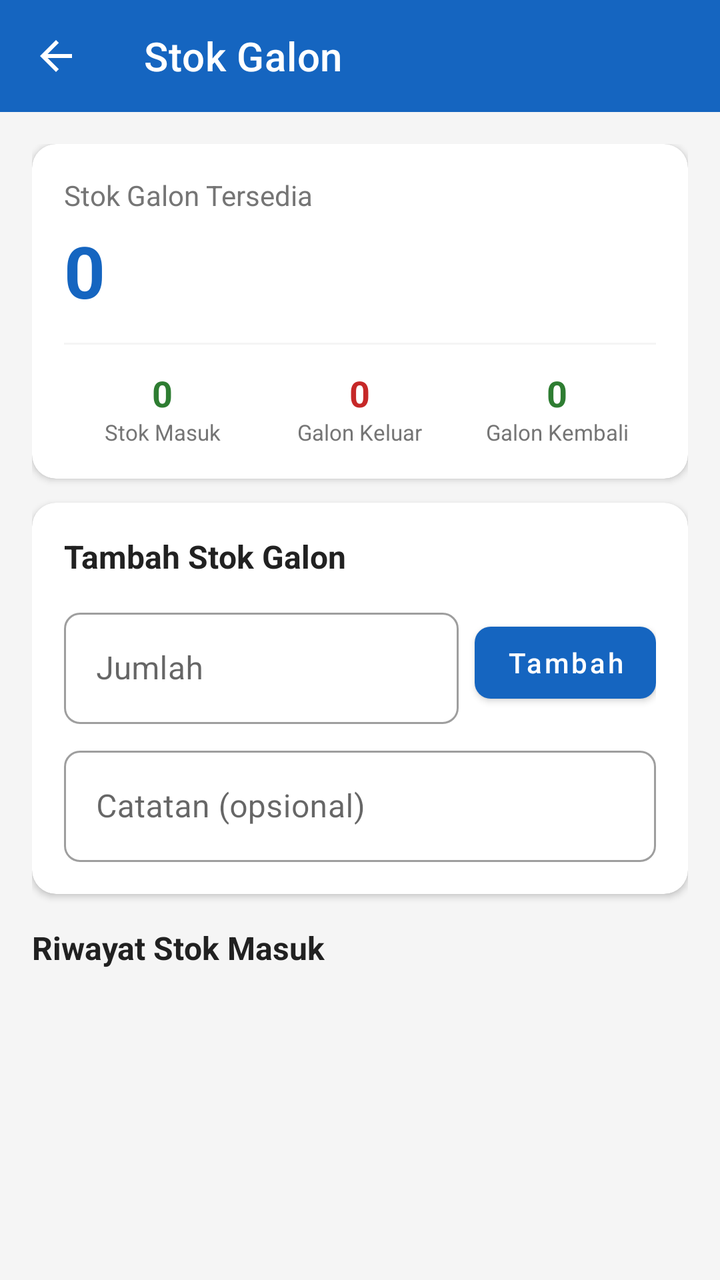
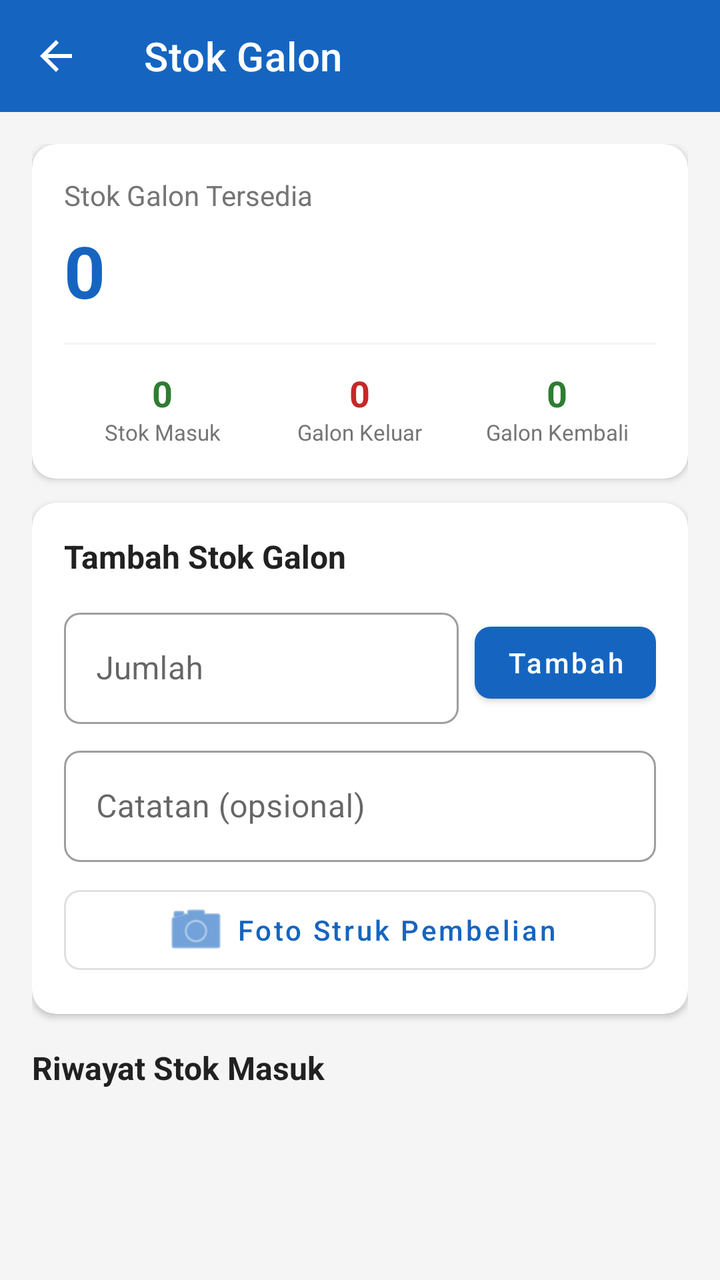

Before-and-after screenshots of an Android layout around one commit, followed by the original layout XML and the change that was made.
<!-- AndroidManifest.xml: application theme Theme.DAMIUPOS -->
<!-- res/layout/activity_galon_stock.xml -->
<?xml version="1.0" encoding="utf-8"?>
<LinearLayout
    xmlns:android="http://schemas.android.com/apk/res/android"
    xmlns:app="http://schemas.android.com/apk/res-auto"
    android:layout_width="match_parent"
    android:layout_height="match_parent"
    android:orientation="vertical"
    android:background="@color/grey_light">

    <com.google.android.material.appbar.AppBarLayout
        android:layout_width="match_parent"
        android:layout_height="wrap_content">

        <androidx.appcompat.widget.Toolbar
            android:id="@+id/toolbar"
            android:layout_width="match_parent"
            android:layout_height="?attr/actionBarSize"
            android:background="@color/primary"
            android:titleTextColor="@color/white"
            app:navigationIcon="@drawable/ic_arrow_back"
            app:title="Stok Galon" />
    </com.google.android.material.appbar.AppBarLayout>

    <ScrollView
        android:layout_width="match_parent"
        android:layout_height="match_parent">

        <LinearLayout
            android:layout_width="match_parent"
            android:layout_height="wrap_content"
            android:orientation="vertical"
            android:padding="16dp">

            
            <com.google.android.material.card.MaterialCardView
                android:layout_width="match_parent"
                android:layout_height="wrap_content"
                app:cardCornerRadius="12dp"
                app:cardElevation="2dp">

                <LinearLayout
                    android:layout_width="match_parent"
                    android:layout_height="wrap_content"
                    android:orientation="vertical"
                    android:padding="16dp">

                    <TextView
                        android:layout_width="wrap_content"
                        android:layout_height="wrap_content"
                        android:text="Stok Galon Tersedia"
                        android:textColor="@color/text_secondary"
                        android:textSize="14sp" />

                    <TextView
                        android:id="@+id/tvStokTersedia"
                        android:layout_width="wrap_content"
                        android:layout_height="wrap_content"
                        android:layout_marginTop="4dp"
                        android:text="0"
                        android:textColor="@color/primary"
                        android:textSize="36sp"
                        android:textStyle="bold" />

                    <View
                        android:layout_width="match_parent"
                        android:layout_height="1dp"
                        android:layout_marginTop="12dp"
                        android:layout_marginBottom="12dp"
                        android:background="@color/grey_light" />

                    <LinearLayout
                        android:layout_width="match_parent"
                        android:layout_height="wrap_content"
                        android:orientation="horizontal"
                        android:weightSum="3">

                        <LinearLayout
                            android:layout_width="0dp"
                            android:layout_height="wrap_content"
                            android:layout_weight="1"
                            android:gravity="center"
                            android:orientation="vertical">

                            <TextView
                                android:id="@+id/tvStokMasuk"
                                android:layout_width="wrap_content"
                                android:layout_height="wrap_content"
                                android:text="0"
                                android:textColor="@color/green"
                                android:textSize="18sp"
                                android:textStyle="bold" />

                            <TextView
                                android:layout_width="wrap_content"
                                android:layout_height="wrap_content"
                                android:text="Stok Masuk"
                                android:textColor="@color/text_secondary"
                                android:textSize="11sp" />
                        </LinearLayout>

                        <LinearLayout
                            android:layout_width="0dp"
                            android:layout_height="wrap_content"
                            android:layout_weight="1"
                            android:gravity="center"
                            android:orientation="vertical">

                            <TextView
                                android:id="@+id/tvGalonKeluar"
                                android:layout_width="wrap_content"
                                android:layout_height="wrap_content"
                                android:text="0"
                                android:textColor="@color/red"
                                android:textSize="18sp"
                                android:textStyle="bold" />

                            <TextView
                                android:layout_width="wrap_content"
                                android:layout_height="wrap_content"
                                android:text="Galon Keluar"
                                android:textColor="@color/text_secondary"
                                android:textSize="11sp" />
                        </LinearLayout>

                        <LinearLayout
                            android:layout_width="0dp"
                            android:layout_height="wrap_content"
                            android:layout_weight="1"
                            android:gravity="center"
                            android:orientation="vertical">

                            <TextView
                                android:id="@+id/tvGalonKembali"
                                android:layout_width="wrap_content"
                                android:layout_height="wrap_content"
                                android:text="0"
                                android:textColor="@color/green"
                                android:textSize="18sp"
                                android:textStyle="bold" />

                            <TextView
                                android:layout_width="wrap_content"
                                android:layout_height="wrap_content"
                                android:text="Galon Kembali"
                                android:textColor="@color/text_secondary"
                                android:textSize="11sp" />
                        </LinearLayout>
                    </LinearLayout>
                </LinearLayout>
            </com.google.android.material.card.MaterialCardView>

            
            <com.google.android.material.card.MaterialCardView
                android:layout_width="match_parent"
                android:layout_height="wrap_content"
                android:layout_marginTop="12dp"
                app:cardCornerRadius="12dp"
                app:cardElevation="2dp">

                <LinearLayout
                    android:layout_width="match_parent"
                    android:layout_height="wrap_content"
                    android:orientation="vertical"
                    android:padding="16dp">

                    <TextView
                        android:layout_width="wrap_content"
                        android:layout_height="wrap_content"
                        android:text="Tambah Stok Galon"
                        android:textColor="@color/text_primary"
                        android:textSize="16sp"
                        android:textStyle="bold" />

                    <LinearLayout
                        android:layout_width="match_parent"
                        android:layout_height="wrap_content"
                        android:layout_marginTop="12dp"
                        android:orientation="horizontal"
                        android:gravity="center_vertical">

                        <com.google.android.material.textfield.TextInputLayout
                            android:layout_width="0dp"
                            android:layout_height="wrap_content"
                            android:layout_weight="1"
                            style="@style/Widget.MaterialComponents.TextInputLayout.OutlinedBox"
                            android:hint="Jumlah"
                            app:boxCornerRadiusBottomEnd="8dp"
                            app:boxCornerRadiusBottomStart="8dp"
                            app:boxCornerRadiusTopEnd="8dp"
                            app:boxCornerRadiusTopStart="8dp">

                            <com.google.android.material.textfield.TextInputEditText
                                android:id="@+id/etJumlahStok"
                                android:layout_width="match_parent"
                                android:layout_height="wrap_content"
                                android:inputType="number" />
                        </com.google.android.material.textfield.TextInputLayout>

                        <com.google.android.material.button.MaterialButton
                            android:id="@+id/btnTambahStok"
                            android:layout_width="wrap_content"
                            android:layout_height="wrap_content"
                            android:layout_marginStart="8dp"
                            android:text="Tambah"
                            android:textAllCaps="false"
                            app:cornerRadius="8dp" />
                    </LinearLayout>

                    <com.google.android.material.textfield.TextInputLayout
                        android:layout_width="match_parent"
                        android:layout_height="wrap_content"
                        android:layout_marginTop="8dp"
                        style="@style/Widget.MaterialComponents.TextInputLayout.OutlinedBox"
                        android:hint="Catatan (opsional)"
                        app:boxCornerRadiusBottomEnd="8dp"
                        app:boxCornerRadiusBottomStart="8dp"
                        app:boxCornerRadiusTopEnd="8dp"
                        app:boxCornerRadiusTopStart="8dp">

                        <com.google.android.material.textfield.TextInputEditText
                            android:id="@+id/etCatatanStok"
                            android:layout_width="match_parent"
                            android:layout_height="wrap_content"
                            android:inputType="text" />
                    </com.google.android.material.textfield.TextInputLayout>
                </LinearLayout>
            </com.google.android.material.card.MaterialCardView>

            
            <TextView
                android:layout_width="wrap_content"
                android:layout_height="wrap_content"
                android:layout_marginTop="16dp"
                android:text="Riwayat Stok Masuk"
                android:textColor="@color/text_primary"
                android:textSize="16sp"
                android:textStyle="bold" />

            <androidx.recyclerview.widget.RecyclerView
                android:id="@+id/rvStockHistory"
                android:layout_width="match_parent"
                android:layout_height="wrap_content"
                android:layout_marginTop="8dp"
                android:nestedScrollingEnabled="false" />

            <TextView
                android:id="@+id/tvEmptyHistory"
                android:layout_width="match_parent"
                android:layout_height="wrap_content"
                android:layout_marginTop="24dp"
                android:gravity="center"
                android:text="Belum ada riwayat stok"
                android:textColor="@color/grey_medium"
                android:visibility="gone" />

        </LinearLayout>
    </ScrollView>
</LinearLayout>
<!-- resources referenced by this layout -->
<resources>
  <color name="green">#2E7D32</color>
  <color name="grey_light">#F5F5F5</color>
  <color name="grey_medium">#9E9E9E</color>
  <color name="primary">#1565C0</color>
  <color name="red">#C62828</color>
  <color name="text_primary">#212121</color>
  <color name="text_secondary">#757575</color>
  <color name="white">#FFFFFF</color>
  <!-- drawable ic_arrow_back (drawable) -->
  <?xml version="1.0" encoding="utf-8"?>
  <vector xmlns:android="http://schemas.android.com/apk/res/android"
      android:width="24dp"
      android:height="24dp"
      android:viewportWidth="24"
      android:viewportHeight="24"
      android:tint="@color/white">
      <path
          android:fillColor="#FFFFFF"
          android:pathData="M20,11H7.83l5.59,-5.59L12,4l-8,8 8,8 1.41,-1.41L7.83,13H20v-2z" />
  </vector>
  <style name="Theme.DAMIUPOS" parent="Theme.MaterialComponents.Light.NoActionBar">
          <item name="colorPrimary">@color/primary</item>
          <item name="colorPrimaryDark">@color/primary_dark</item>
          <item name="colorAccent">@color/accent</item>
          <item name="android:statusBarColor">@color/primary_dark</item>
          
          <item name="toolbarStyle">@style/DAMIUToolbar</item>
          <item name="titleTextColor">@color/white</item>
          <item name="actionMenuTextColor">@color/white</item>
      </style>
  <color name="primary_dark">#0D47A1</color>
  <color name="accent">#FF6F00</color>
  <style name="DAMIUToolbar" parent="Widget.MaterialComponents.Toolbar">
          <item name="titleTextColor">@color/white</item>
          <item name="subtitleTextColor">@color/white</item>
          <item name="android:background">@color/primary</item>
      </style>
</resources>

<!-- the commit's change to res/layout/activity_galon_stock.xml (unified diff, before → after) -->
@@ -223,6 +223,46 @@
                             android:layout_height="wrap_content"
                             android:inputType="text" />
                     </com.google.android.material.textfield.TextInputLayout>
+
+                    <LinearLayout
+                        android:layout_width="match_parent"
+                        android:layout_height="wrap_content"
+                        android:layout_marginTop="8dp"
+                        android:orientation="horizontal"
+                        android:gravity="center_vertical">
+
+                        <com.google.android.material.button.MaterialButton
+                            android:id="@+id/btnFotoStruk"
+                            style="@style/Widget.MaterialComponents.Button.OutlinedButton"
+                            android:layout_width="0dp"
+                            android:layout_height="wrap_content"
+                            android:layout_weight="1"
+                            android:text="Foto Struk Pembelian"
+                            android:textAllCaps="false"
+                            app:cornerRadius="8dp"
+                            app:icon="@android:drawable/ic_menu_camera"
+                            app:iconGravity="textStart" />
+
+                        <ImageView
+                            android:id="@+id/ivStrukPreview"
+                            android:layout_width="56dp"
+                            android:layout_height="56dp"
+                            android:layout_marginStart="8dp"
+                            android:scaleType="centerCrop"
+                            android:background="@color/grey_light"
+                            android:visibility="gone"
+                            android:contentDescription="Preview foto struk" />
+
+                        <ImageButton
+                            android:id="@+id/btnRemoveStruk"
+                            android:layout_width="40dp"
+                            android:layout_height="40dp"
+                            android:layout_marginStart="4dp"
+                            android:background="?attr/selectableItemBackgroundBorderless"
+                            android:src="@android:drawable/ic_menu_close_clear_cancel"
+                            android:visibility="gone"
+                            android:contentDescription="Hapus foto" />
+                    </LinearLayout>
                 </LinearLayout>
             </com.google.android.material.card.MaterialCardView>
 
